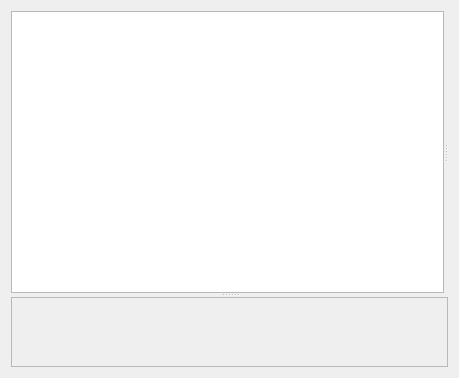
This is src/Editor/EditorWidgets/EditorSequenceEditorWidget.ui in RemotelyChaotic/JOIPEngine as Qt 5 draws it before an edit. The edited form follows.
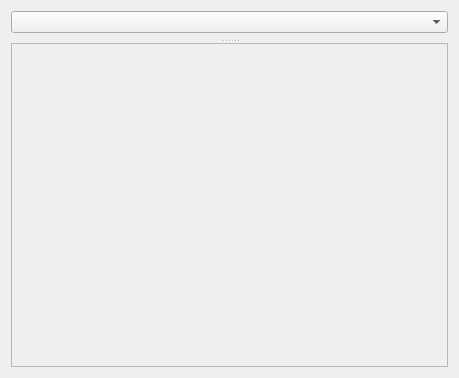
This is the edited form. Custom widgets are drawn as their Qt base class.

Commit message: Updated Sequence Editor UI skeleton

What changed in the file:
```diff
--- a/src/Editor/EditorWidgets/EditorSequenceEditorWidget.ui
+++ b/src/Editor/EditorWidgets/EditorSequenceEditorWidget.ui
@@ -13,8 +13,8 @@
   <property name="windowTitle">
    <string>Form</string>
   </property>
-  <layout class="QVBoxLayout" name="verticalLayout_4">
-   <item>
+  <layout class="QGridLayout" name="gridLayout">
+   <item row="1" column="0">
     <widget class="QSplitter" name="pBottomSplitter">
      <property name="orientation">
       <enum>Qt::Vertical</enum>
@@ -34,15 +34,6 @@
         <number>0</number>
        </property>
        <item>
-        <widget class="QSplitter" name="pTopSplitter">
-         <property name="orientation">
-          <enum>Qt::Horizontal</enum>
-         </property>
-         <widget class="CSequenceEmentList" name="pSequenceElemsView">
-          <property name="alternatingRowColors">
-           <bool>true</bool>
-          </property>
-         </widget>
          <widget class="CSequencePreviewWidget" name="pPreviewWidget" native="true">
           <layout class="QVBoxLayout" name="verticalLayout_2">
            <property name="leftMargin">
@@ -59,7 +50,6 @@
            </property>
           </layout>
          </widget>
-        </widget>
        </item>
       </layout>
      </widget>
@@ -73,7 +63,7 @@
          <x>0</x>
          <y>0</y>
          <width>439</width>
-         <height>102</height>
+         <height>327</height>
         </rect>
        </property>
        <layout class="QVBoxLayout" name="verticalLayout">
@@ -94,6 +84,9 @@
      </widget>
     </widget>
    </item>
+   <item row="0" column="0">
+    <widget class="QComboBox" name="pResourceComboBox"/>
+   </item>
   </layout>
  </widget>
  <customwidgets>
@@ -109,11 +102,6 @@
    <header>Editor/SequenceEditor/TimelineWidget.h</header>
    <container>1</container>
   </customwidget>
-  <customwidget>
-   <class>CSequenceEmentList</class>
-   <extends>QTreeView</extends>
-   <header>Editor/SequenceEditor/SequenceEmentList.h</header>
-  </customwidget>
  </customwidgets>
  <resources/>
  <connections/>
```
Lines whose indentation alone changed are shown as unchanged. The commit also changes 11 other files.
